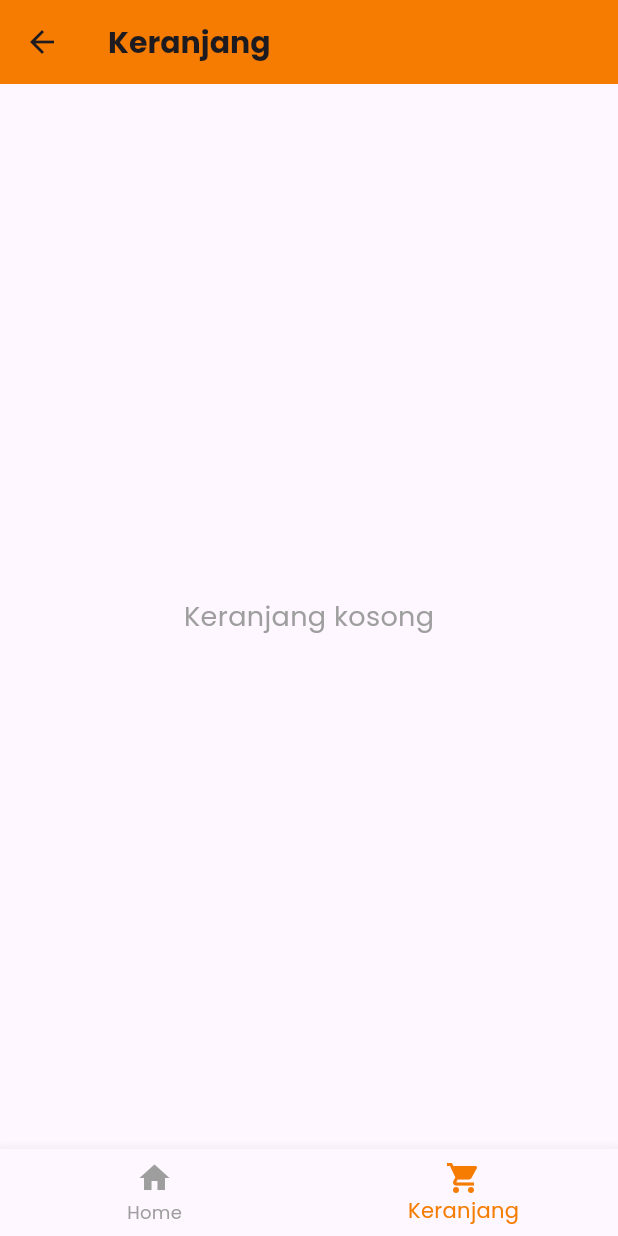
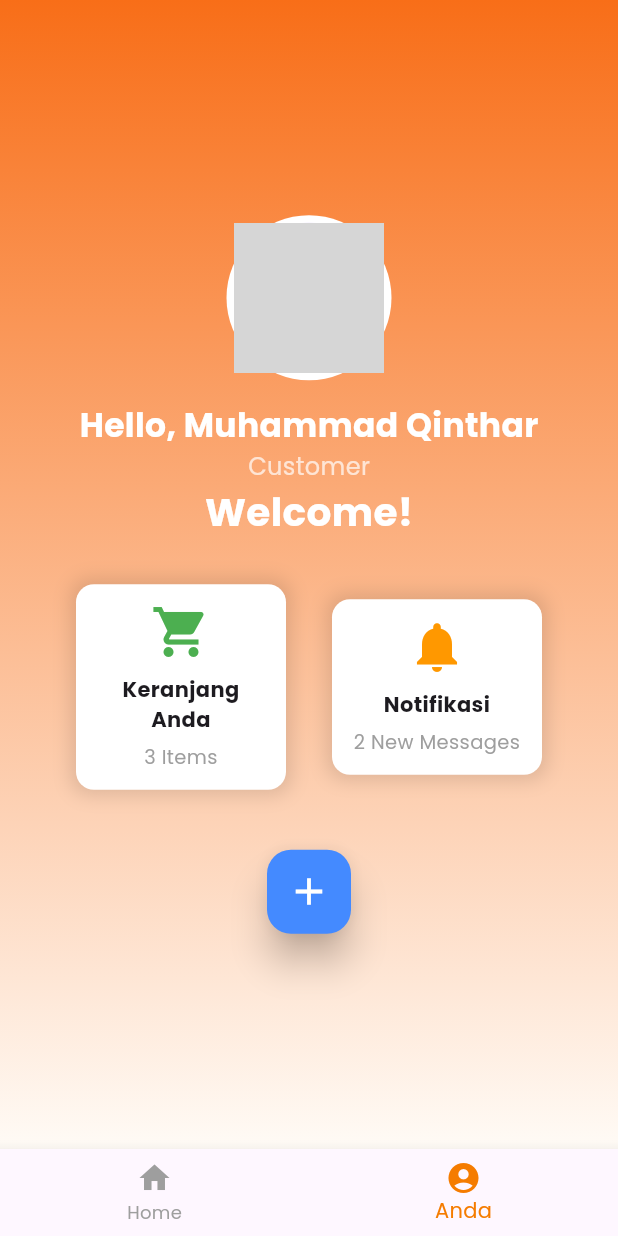
Before and after one commit to TUGAS-BESAR-PEMROGRAMAN/tugasbesar, a Flutter app: the DynamicBottomNavbar screen opened directly, item 2 of the bottom bar chosen, on a phone screen of 412 x 824 dp. Run offline on Flutter 3.47's test engine with Material 3 defaults, Android fonts, the phone set to English and light mode, and no system bars; our stand-ins replace animate_do, google_fonts; network calls fail; grey boxes are pictures that could not be loaded.

Commit message:
Add DashboardUser screen and update bottom navigation

```diff
--- a/flutter_application_1/lib/screen/bottom_navbar.dart
+++ b/flutter_application_1/lib/screen/bottom_navbar.dart
@@ -1,4 +1,5 @@
 import 'package:flutter/material.dart';
+import 'package:flutter_application_1/screen/dashboard_user.dart';
 import 'package:flutter_application_1/screen/home.dart';
 import 'package:flutter_application_1/screen/keranjang.dart';
 
@@ -12,7 +13,7 @@ class _DynamicBottomNavbarState extends State<DynamicBottomNavbar> {
 
   final List<Widget> _pages = <Widget>[
     HomeScreenProduk(),
-    CartScreen(),
+    DashboardUser(),
   ];
 
   void onTabTapped(int index) {
@@ -37,8 +38,8 @@ class _DynamicBottomNavbarState extends State<DynamicBottomNavbar> {
             label: 'Home',
           ),
           BottomNavigationBarItem(
-            icon: Icon(Icons.shopping_cart),
-            label: 'Keranjang',
+            icon: Icon(Icons.account_circle),
+            label: 'Anda',
           ),
         ],
       ),
--- /dev/null
+++ b/flutter_application_1/lib/screen/dashboard_user.dart
@@ -0,0 +1,137 @@
+import 'package:flutter/material.dart';
+import 'package:google_fonts/google_fonts.dart';
+import 'package:animate_do/animate_do.dart';
+
+class DashboardUser extends StatelessWidget {
+  @override
+  Widget build(BuildContext context) {
+    return Scaffold(
+      body: Container(
+        decoration: BoxDecoration(
+          gradient: LinearGradient(
+            begin: Alignment.topCenter,
+            end: Alignment.bottomCenter,
+            colors: [
+              Color(0xFFF86E18),
+              Color(0xFFFFFBF6),
+            ],
+          ),
+        ),
+        child: SafeArea(
+          child: Column(
+            crossAxisAlignment: CrossAxisAlignment.center,
+            mainAxisAlignment: MainAxisAlignment.center,
+            children: [
+              FadeInDown(
+                child: CircleAvatar(
+                  radius: 55,
+                  backgroundColor: Colors.white,
+                  child: CircleAvatar(
+                    radius: 50,
+                    backgroundImage: NetworkImage(
+                        'https://avatars.githubusercontent.com/u/57899334?v=4'),
+                  ),
+                ),
+              ),
+              SizedBox(height: 15),
+              FadeInDown(
+                delay: Duration(milliseconds: 200),
+                child: Text(
+                  'Hello, Muhammad Qinthar',
+                  style: GoogleFonts.poppins(
+                      fontSize: 22,
+                      fontWeight: FontWeight.bold,
+                      color: Colors.white),
+                ),
+              ),
+              FadeInDown(
+                delay: Duration(milliseconds: 300),
+                child: Text(
+                  'Customer',
+                  style:
+                      GoogleFonts.poppins(color: Colors.white70, fontSize: 16),
+                ),
+              ),
+              FadeInDown(
+                delay: Duration(milliseconds: 400),
+                child: Text(
+                  'Welcome!',
+                  style: GoogleFonts.poppins(
+                      fontSize: 26,
+                      fontWeight: FontWeight.bold,
+                      color: Colors.white),
+                ),
+              ),
+              SizedBox(height: 30),
+              Padding(
+                padding: EdgeInsets.symmetric(horizontal: 20),
+                child: Row(
+                  mainAxisAlignment: MainAxisAlignment.spaceEvenly,
+                  children: [
+                    _buildAnimatedCard('Keranjang Anda', '3 Items',
+                        Icons.shopping_cart, Colors.green),
+                    _buildAnimatedCard('Notifikasi', '2 New Messages',
+                        Icons.notifications, Colors.orange),
+                  ],
+                ),
+              ),
+              SizedBox(height: 40),
+              ZoomIn(
+                delay: Duration(milliseconds: 500),
+                child: FloatingActionButton(
+                  onPressed: () {},
+                  child: Icon(Icons.add, size: 30, color: Colors.white),
+                  backgroundColor: Colors.blueAccent,
+                  elevation: 10,
+                ),
+              ),
+            ],
+          ),
+        ),
+      ),
+    );
+  }
+
+  Widget _buildAnimatedCard(
+      String title, String subtitle, IconData icon, Color iconColor) {
+    return GestureDetector(
+      onTap: () {},
+      child: BounceInUp(
+        child: Container(
+          width: 140,
+          padding: EdgeInsets.all(12),
+          decoration: BoxDecoration(
+            color: Colors.white,
+            borderRadius: BorderRadius.circular(12),
+            boxShadow: [
+              BoxShadow(
+                color: Colors.black12,
+                blurRadius: 10,
+                spreadRadius: 3,
+              ),
+            ],
+          ),
+          child: Column(
+            children: [
+              Icon(icon, color: iconColor, size: 40),
+              SizedBox(height: 8),
+              Text(
+                title,
+                textAlign: TextAlign.center,
+                style: GoogleFonts.poppins(
+                    fontWeight: FontWeight.bold, fontSize: 14),
+              ),
+              SizedBox(height: 6),
+              Text(
+                subtitle,
+                textAlign: TextAlign.center,
+                style: GoogleFonts.poppins(color: Colors.grey, fontSize: 13),
+              ),
+            ],
+          ),
+        ),
+      ),
+    );
+  }
+}
+// Compare this snippet from lib/screen/login.dart:
--- a/flutter_application_1/lib/screen/home.dart
+++ b/flutter_application_1/lib/screen/home.dart
@@ -25,6 +25,8 @@ class _HomeScreenState extends State<HomeScreenProduk>
 
   @override
   void dispose() {
+    _tabController
+        .removeListener(filterProducts); // Hapus listener sebelum dispose
     _tabController.dispose();
     super.dispose();
   }
@@ -48,6 +50,8 @@ class _HomeScreenState extends State<HomeScreenProduk>
   }
 
   void filterProducts() {
+    if (!mounted)
+      return; // Pastikan widget masih ada sebelum memanggil setState
     String kategoriDipilih = _tabController.index == 0 ? "Makanan" : "Minuman";
     setState(() {
       filteredProducts = products
--- a/flutter_application_1/pubspec.yaml
+++ b/flutter_application_1/pubspec.yaml
@@ -11,6 +11,7 @@ dependencies:
   flutter:
     sdk: flutter
   google_fonts: ^5.1.0
+  animate_do: ^3.0.2
 
 dev_dependencies:
   flutter_test:
```
Also changed, not shown: flutter_application_1/pubspec.lock.
